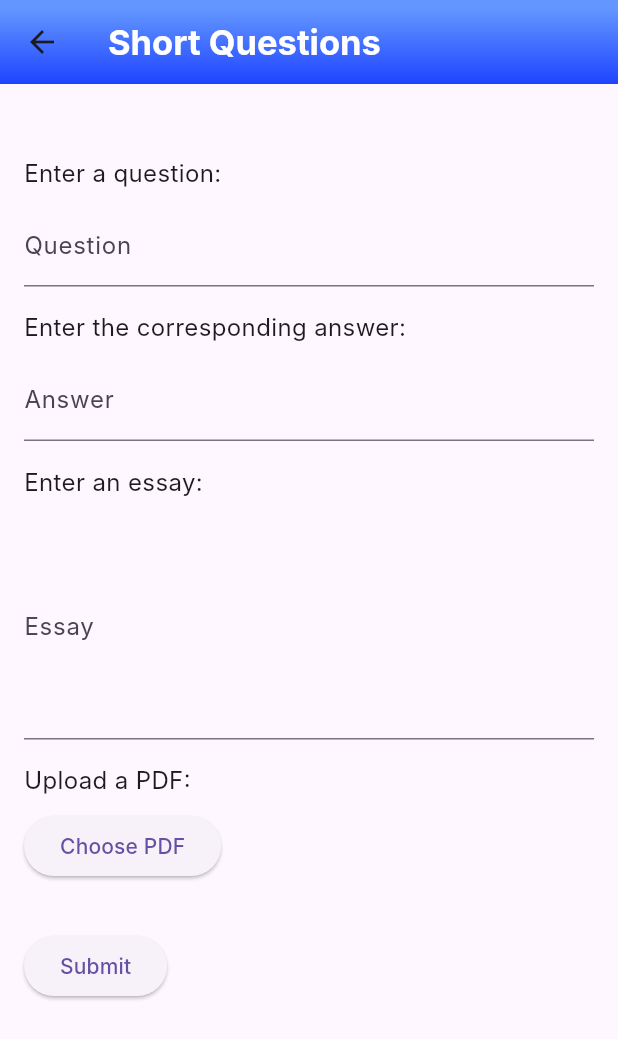
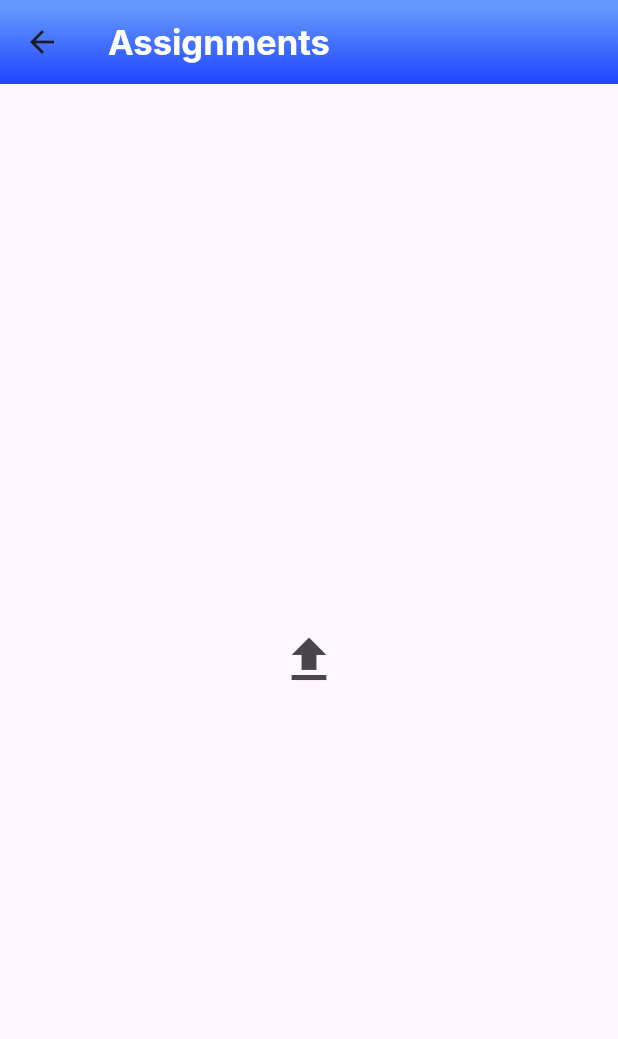
Before and after one commit to SauravHaldar04/innov_2024_overload-oblivion, a Flutter app: the StudentHomepage screen opened directly, after a tap on the "upload" icon, after a tap on the "assignment" icon, on a phone screen of 412 x 824 dp. Shown: the top 1039 px of the screen. Run offline on Flutter 3.47's test engine with Material 3 defaults, Android fonts, the light colour scheme and no system bars; our stand-ins replace animated_splash_screen, cloud_firestore, dio, file_picker, firebase_auth, firebase_core and 2 more; accounts and stored records are empty; network calls fail; Roboto replaces fonts that are missing (Inter).

Commit message:
Adding Assignment Screen

```diff
--- a/lib/global/global_var.dart
+++ b/lib/global/global_var.dart
@@ -8,8 +8,6 @@ class GlobalVariables {
       end: Alignment.bottomCenter);
   static const fontsize = 33;
 
-
-
-  static String Url = 'https://f0c2-59-164-67-218.ngrok-free.app';
-
+  static String Url =
+      'https://f38e-2402-3a80-4194-875a-9b67-184f-fee2-36c1.ngrok-free.app';
 }
--- a/lib/screens/assignments.dart
+++ b/lib/screens/assignments.dart
@@ -0,0 +1,86 @@
+import 'dart:convert';
+import 'dart:io';
+
+import 'package:dio/dio.dart';
+import 'package:file_picker/file_picker.dart';
+import 'package:flutter/material.dart';
+import 'package:innovate_2/global/global_var.dart';
+import 'package:innovate_2/widgets/blue_button.dart';
+
+class Assignments extends StatefulWidget {
+  const Assignments({super.key});
+
+  @override
+  State<Assignments> createState() => _AssignmentsState();
+}
+
+class _AssignmentsState extends State<Assignments> {
+  File? selectedPdf;
+  @override
+  Widget build(BuildContext context) {
+    // Future<void> pickPdf() async {
+    //   FilePickerResult? result = await FilePicker.platform.pickFiles(
+    //     type: FileType.custom,
+    //     allowedExtensions: ['pdf'],
+    //   );
+
+    //   if (result != null) {
+    //     setState(() {
+    //       selectedPdf = File(result.files.single.path!);
+    //     });
+    //   }
+    // }
+    Future uploadViaScript() async {
+      var dio = Dio();
+      FilePickerResult? result = await FilePicker.platform.pickFiles();
+      if (result != null) {
+        File file = File(result.files.single.path ?? " ");
+        String fileName = file.path.split('/').last;
+        String filePath = file.path;
+        FormData data = FormData.fromMap({
+          'pdf_path': await MultipartFile.fromFile(filePath, filename: fileName)
+        });
+        try {
+          var response = await dio.post("${GlobalVariables.Url}/analyze_pdf",
+              data: data, onSendProgress: (int sent, int total) {
+            print('$sent  $total');
+          });
+          print(jsonDecode(response.data));
+        } catch (e) {
+          print(e.toString());
+        }
+      } else {
+        print("Response is null");
+      }
+    }
+
+    return Scaffold(
+      appBar: AppBar(
+        title: const Text(
+          'Assignments',
+          style: TextStyle(
+              color: Colors.white, fontSize: 23, fontWeight: FontWeight.bold),
+        ),
+        flexibleSpace: Container(
+          decoration:
+              const BoxDecoration(gradient: GlobalVariables.primaryGradient),
+        ),
+      ),
+      body: Center(
+        child: Padding(
+            padding:
+                const EdgeInsets.symmetric(vertical: 350.0, horizontal: 60),
+            child: IconButton(
+              icon: selectedPdf == null
+                  ? Icon(
+                      Icons.upload,
+                      size: 40,
+                    )
+                  : ElevatedButton(
+                      onPressed: () {}, child: Text('Upload the essay file')),
+              onPressed: uploadViaScript,
+            )),
+      ),
+    );
+  }
+}
--- a/lib/screens/student_homepage.dart
+++ b/lib/screens/student_homepage.dart
@@ -2,6 +2,7 @@ import 'package:cloud_firestore/cloud_firestore.dart';
 import 'package:flutter/material.dart';
 
 import 'package:innovate_2/resources/database.dart';
+import 'package:innovate_2/screens/assignments.dart';
 
 import 'package:innovate_2/screens/quiz_play.dart';
 import 'package:innovate_2/screens/short_answer_screen.dart';
@@ -178,7 +179,7 @@ class _StudentHomepageState extends State<StudentHomepage> {
             Navigator.push(
               context,
               MaterialPageRoute(
-                builder: (context) => ShortAnswerScreen(),
+                builder: (context) => Assignments(),
               ),
             );
           }
--- a/pubspec.yaml
+++ b/pubspec.yaml
@@ -45,6 +45,7 @@ dependencies:
   lottie: ^3.1.0
   syncfusion_flutter_charts: ^24.2.8
   file_picker: ^6.1.1
+  dio: ^5.4.1
 
 
 dev_dependencies:
```
Also changed, not shown: lib/screens/short_answer_screen.dart (+115 -18 lines), pubspec.lock.
